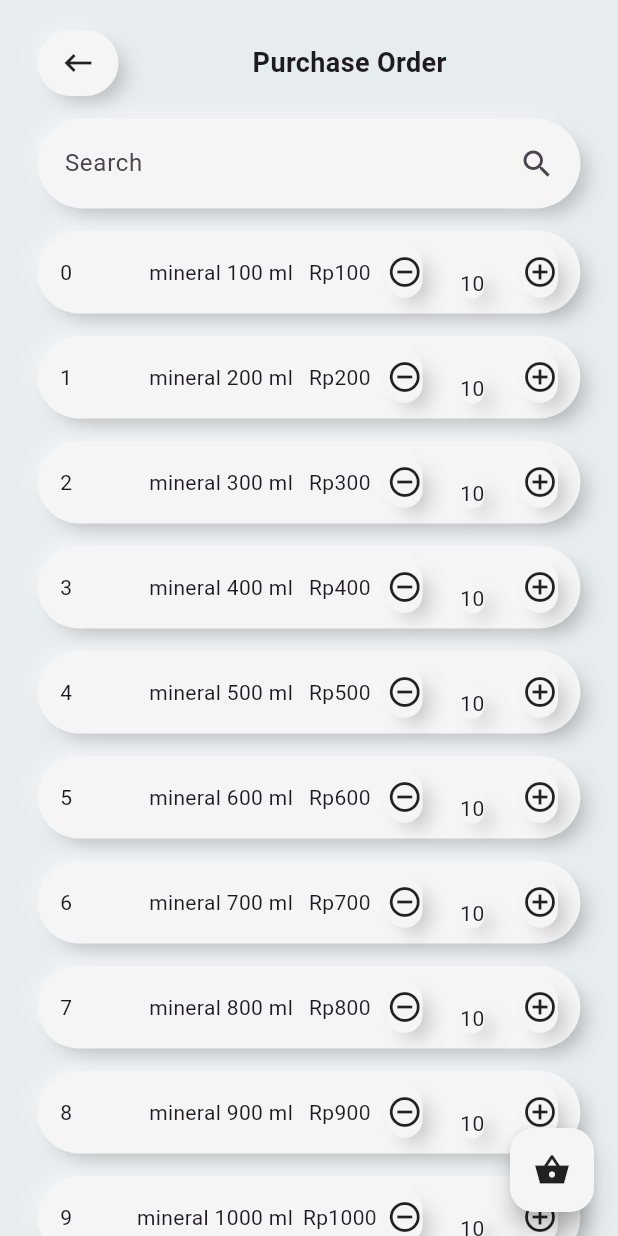
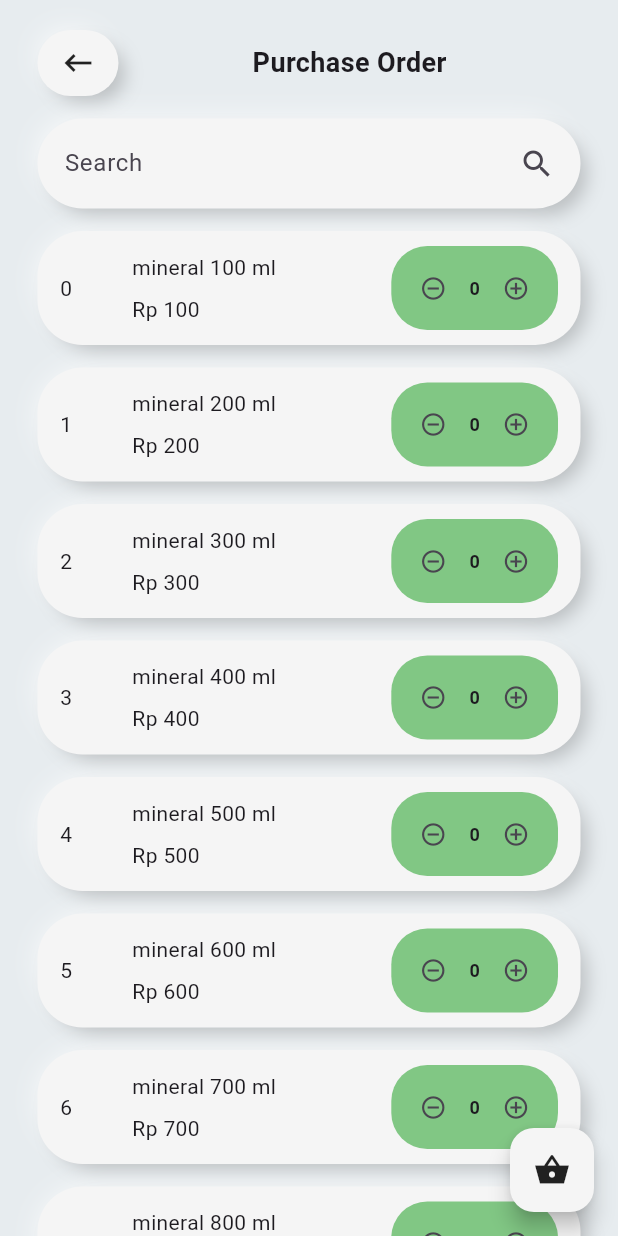
Before and after one commit to NasyaZafira/charise, a Flutter app: the Purchase screen opened directly, on a phone screen of 412 x 824 dp. Run offline on Flutter 3.47's test engine with Material 3 defaults, Android fonts, the phone set to English and light mode, and no system bars.

Commit message:
Update qty

```diff
--- /dev/null
+++ b/lib/components/order_item.dart
@@ -0,0 +1,105 @@
+import 'package:charise/components/neu_container.dart';
+import 'package:flutter/material.dart';
+
+class OrderItem extends StatefulWidget {
+  final Map<String, dynamic> data;
+  final int qty;
+  final Function onIncreasePressed;
+  final Function onDecreasePressed;
+
+  const OrderItem({
+    super.key,
+    required this.data,
+    required this.qty,
+    required this.onIncreasePressed,
+    required this.onDecreasePressed,
+  });
+
+  @override
+  State<OrderItem> createState() => _OrderItemState();
+}
+
+class _OrderItemState extends State<OrderItem> {
+  @override
+  Widget build(BuildContext context) {
+    return NeuContainer(
+      key: ValueKey(widget.data["id"]),
+      padding: const EdgeInsets.symmetric(vertical: 10, horizontal: 15),
+      borderRadius: BorderRadius.circular(30),
+      child: Row(
+        mainAxisAlignment: MainAxisAlignment.spaceBetween,
+        crossAxisAlignment: CrossAxisAlignment.center,
+        children: [
+          Row(
+            mainAxisAlignment: MainAxisAlignment.start,
+            crossAxisAlignment: CrossAxisAlignment.center,
+            children: [
+              Text(
+                widget.data["id"].toString(),
+              ),
+              const SizedBox(
+                width: 24,
+              ),
+              Padding(
+                padding: const EdgeInsets.only(
+                  left: 16,
+                ),
+                child: Column(
+                  mainAxisAlignment: MainAxisAlignment.start,
+                  crossAxisAlignment: CrossAxisAlignment.start,
+                  children: [
+                    Text(
+                      widget.data["product"],
+                    ),
+                    Padding(
+                      padding: const EdgeInsets.only(
+                        top: 8,
+                      ),
+                      child: Text(
+                        "Rp ${widget.data["price"]}",
+                      ),
+                    ),
+                  ],
+                ),
+              ),
+            ],
+          ),
+          Container(
+            padding: const EdgeInsets.all(4),
+            decoration: BoxDecoration(
+              color: Colors.green.shade300,
+              borderRadius: BorderRadius.circular(24),
+            ),
+            child: Row(
+              crossAxisAlignment: CrossAxisAlignment.center,
+              children: [
+                IconButton(
+                  iconSize: 18.0,
+                  onPressed: () => widget.onDecreasePressed(),
+                  icon: const Icon(
+                    Icons.remove_circle_outline_sharp,
+                  ),
+                ),
+                Text(
+                  widget.qty.toString(),
+                  textAlign: TextAlign.center,
+                  style: const TextStyle(
+                    fontSize: 12.0,
+                    fontWeight: FontWeight.bold,
+                  ),
+                ),
+                IconButton(
+                  iconSize: 18.0,
+                  onPressed: () => widget.onIncreasePressed(),
+                  icon: const Icon(
+                    Icons.add_circle_outline_sharp,
+                  ),
+                ),
+              ],
+            ),
+          )
+        ],
+      ),
+    );
+  }
+}
--- a/lib/purchase_order.dart
+++ b/lib/purchase_order.dart
@@ -7,6 +7,7 @@ import 'components/base_app_bar.dart';
 import 'components/dialog.dart';
 import 'components/neu_button.dart';
 import 'components/neu_container.dart';
+import 'components/order_item.dart';
 import 'purchase_summary.dart';
 
 class Purchase extends StatefulWidget {
@@ -18,18 +19,18 @@ class _PurchaseState extends State<Purchase> {
   TextEditingController dialogController = TextEditingController(text: '');
 
   List<Map<String, dynamic>> itemProduct = [
-    {"id": 0, "product": "mineral 100 ml", "price": 100},
-    {"id": 1, "product": "mineral 200 ml", "price": 200},
-    {"id": 2, "product": "mineral 300 ml", "price": 300},
-    {"id": 3, "product": "mineral 400 ml", "price": 400},
-    {"id": 4, "product": "mineral 500 ml", "price": 500},
-    {"id": 5, "product": "mineral 600 ml", "price": 600},
-    {"id": 6, "product": "mineral 700 ml", "price": 700},
-    {"id": 7, "product": "mineral 800 ml", "price": 800},
-    {"id": 8, "product": "mineral 900 ml", "price": 900},
-    {"id": 9, "product": "mineral 1000 ml", "price": 1000},
-    {"id": 10, "product": "mineral 1100 ml", "price": 1100},
-    {"id": 11, "product": "mineral 1200 ml", "price": 1200}
+    {"id": 0, "product": "mineral 100 ml", "price": 100, "qty": 0},
+    {"id": 1, "product": "mineral 200 ml", "price": 200, "qty": 0},
+    {"id": 2, "product": "mineral 300 ml", "price": 300, "qty": 0},
+    {"id": 3, "product": "mineral 400 ml", "price": 400, "qty": 0},
+    {"id": 4, "product": "mineral 500 ml", "price": 500, "qty": 0},
+    {"id": 5, "product": "mineral 600 ml", "price": 600, "qty": 0},
+    {"id": 6, "product": "mineral 700 ml", "price": 700, "qty": 0},
+    {"id": 7, "product": "mineral 800 ml", "price": 800, "qty": 0},
+    {"id": 8, "product": "mineral 900 ml", "price": 900, "qty": 0},
+    {"id": 9, "product": "mineral 1000 ml", "price": 1000, "qty": 0},
+    {"id": 10, "product": "mineral 1100 ml", "price": 1100, "qty": 0},
+    {"id": 11, "product": "mineral 1200 ml", "price": 1200, "qty": 0}
   ];
 
   List<Map<String, dynamic>> searchProduct = [];
@@ -60,13 +61,12 @@ class _PurchaseState extends State<Purchase> {
 
   @override
   Widget build(BuildContext context) {
-    final bgColor = Color(0xFFE7ECEF);
+    const bgColor = Color(0xFFE7ECEF);
 
-    // TODO: implement build
     return Scaffold(
       backgroundColor: bgColor,
       body: SafeArea(
-        child: Container(
+        child: SizedBox(
           width: MediaQuery.sizeOf(context).width,
           height: MediaQuery.sizeOf(context).height,
           child: SingleChildScrollView(
@@ -79,67 +79,50 @@ class _PurchaseState extends State<Purchase> {
                   },
                 ),
                 SecondContainer(
+                  padding: const EdgeInsets.symmetric(
+                    vertical: 5,
+                    horizontal: 5,
+                  ),
+                  borderRadius: BorderRadius.circular(50),
                   child: TextField(
                     onChanged: (value) => _runFilter(value),
-                    decoration: InputDecoration(
+                    decoration: const InputDecoration(
                         border: InputBorder.none,
                         contentPadding: EdgeInsets.all(13),
                         hintText: 'Search',
                         suffixIcon: Icon(Icons.search)),
                   ),
-                  padding: EdgeInsets.symmetric(vertical: 5, horizontal: 5),
-                  borderRadius: BorderRadius.circular(50),
                 ),
                 ListView.builder(
                   itemCount: searchProduct.length,
-                  itemBuilder: (context, index) => NeuContainer(
-                    key: ValueKey(searchProduct[index]["id"]),
-                    child: Row(
-                      mainAxisAlignment: MainAxisAlignment.spaceBetween,
-                      children: [
-                        Text(searchProduct[index]["id"].toString()),
-                        SizedBox(
-                          width: 30,
-                        ),
-                        Text(
-                          searchProduct[index]["product"],
-                        ),
-                        Text("Rp" + searchProduct[index]["price"].toString()),
-                        Stack(
-                          alignment: AlignmentDirectional.centerEnd,
-                          children: [
-                            Container(
-                              child: Row(
-                                children: [
-                                  NeuButton(
-                                      child: Icon(
-                                          Icons.remove_circle_outline_sharp),
-                                      padding: EdgeInsets.symmetric(
-                                          vertical: 5,),
-                                      borderRadius: BorderRadius.circular(50),
-                                      onPressed: () {}),
-                                  SecondContainer(
-                                    child: Text('10', textAlign: TextAlign.center,),
-                                    padding: EdgeInsets.symmetric(),
-                                    borderRadius: BorderRadius.circular(50),
-                                  ),
-                                  NeuButton(
-                                      child:
-                                          Icon(Icons.add_circle_outline_sharp),
-                                      padding: EdgeInsets.symmetric(
-                                          vertical: 5, ),
-                                      borderRadius: BorderRadius.circular(50),
-                                      onPressed: () {}),
-                                ],
-                              ),
-                            )
-                          ],
-                        ),
-                      ],
-                    ),
-                    padding: EdgeInsets.symmetric(vertical: 10, horizontal: 15),
-                    borderRadius: BorderRadius.circular(30),
-                  ),
+                  itemBuilder: (context, index) {
+                    int qty = searchProduct[index]["qty"];
+
+                    return OrderItem(
+                      data: searchProduct[index],
+                      qty: qty,
+                      onDecreasePressed: () {
+                        setState(() {
+                          searchProduct[index] = {
+                            "id": searchProduct[index]["id"],
+                            "product": searchProduct[index]["product"],
+                            "price": searchProduct[index]["price"],
+                            "qty": qty > 0 ? qty - 1 : qty
+                          };
+                        });
+                      },
+                      onIncreasePressed: () {
+                        setState(() {
+                          searchProduct[index] = {
+                            "id": searchProduct[index]["id"],
+                            "product": searchProduct[index]["product"],
+                            "price": searchProduct[index]["price"],
+                            "qty": qty + 1,
+                          };
+                        });
+                      },
+                    );
+                  },
                   shrinkWrap: true,
                   physics: const NeverScrollableScrollPhysics(),
                 ),
@@ -150,7 +133,7 @@ class _PurchaseState extends State<Purchase> {
       ),
       floatingActionButton: FloatingActionButton(
         backgroundColor: Colors.grey[100],
-        child: Icon(
+        child: const Icon(
           Icons.shopping_basket_sharp,
           color: Colors.black87,
         ),
@@ -159,7 +142,10 @@ class _PurchaseState extends State<Purchase> {
             context,
             MaterialPageRoute(
               builder: (context) => PurchaseSummary(
-                itemProduct: itemProduct,
+                itemProduct: itemProduct.where((products) {
+                  int qty = products["qty"];
+                  return qty > 0;
+                }).toList(),
               ),
             ),
           );
```
Also changed, not shown: lib/components/summary_item.dart (+61 -17 lines), lib/purchase_summary.dart (+13 -11 lines).
